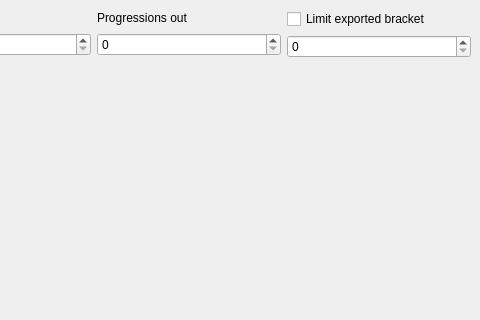
Old version of the form src/layout/TSHBracket.ui in the repository joaorb64/TournamentStreamHelper; both pictures show x 483 to 963 and y 0 to 320 of the 963 by 616 pixel window.
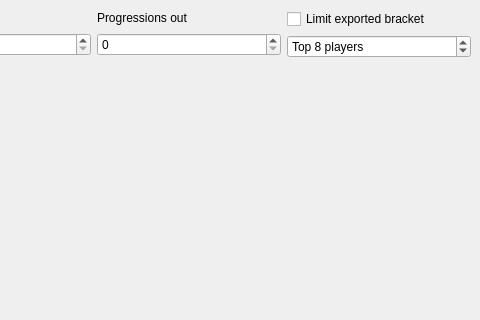
New version of the form.

Diff of the .ui file:
```diff
--- a/src/layout/TSHBracket.ui
+++ b/src/layout/TSHBracket.ui
@@ -122,7 +122,17 @@
          </widget>
         </item>
         <item>
-         <widget class="QSpinBox" name="limitExportNumber"/>
+         <widget class="QSpinBox" name="limitExportNumber">
+          <property name="suffix">
+           <string> players</string>
+          </property>
+          <property name="prefix">
+           <string>Top </string>
+          </property>
+          <property name="value">
+           <number>8</number>
+          </property>
+         </widget>
         </item>
        </layout>
       </item>
```
